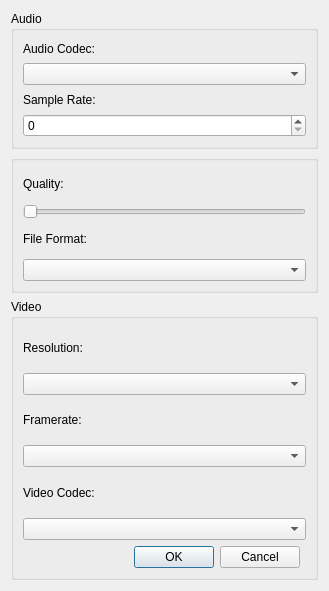
qt/qtmultimedia, file examples/multimediawidgets/camera/videosettings_mobile.ui: the form before one commit.
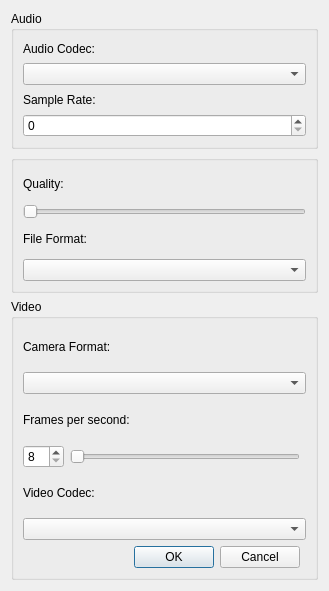
The form after the commit.

Commit message: Fix resolution list to a camera format list

```diff
--- a/examples/multimediawidgets/camera/videosettings_mobile.ui
+++ b/examples/multimediawidgets/camera/videosettings_mobile.ui
@@ -106,37 +106,34 @@
       <string>Video</string>
      </property>
      <layout class="QGridLayout" name="gridLayout_2">
-      <item row="1" column="0" colspan="2">
-       <widget class="QComboBox" name="videoResolutionBox"/>
-      </item>
-      <item row="4" column="0" colspan="2">
-       <widget class="QLabel" name="label_6">
+      <item row="2" column="0">
+       <widget class="QLabel" name="label">
         <property name="text">
-         <string>Video Codec:</string>
+         <string>Frames per second:</string>
         </property>
        </widget>
       </item>
-      <item row="2" column="0" colspan="2">
-       <widget class="QLabel" name="label_9">
-        <property name="text">
-         <string>Framerate:</string>
-        </property>
-       </widget>
-      </item>
-      <item row="5" column="0" colspan="2">
+      <item row="6" column="0" colspan="2">
        <widget class="QComboBox" name="videoCodecBox"/>
       </item>
-      <item row="3" column="0" colspan="2">
-       <widget class="QComboBox" name="videoFramerateBox"/>
-      </item>
       <item row="0" column="0" colspan="2">
        <widget class="QLabel" name="label_8">
         <property name="text">
-         <string>Resolution:</string>
+         <string>Camera Format:</string>
         </property>
        </widget>
       </item>
-      <item row="6" column="0">
+      <item row="5" column="0" colspan="2">
+       <widget class="QLabel" name="label_6">
+        <property name="text">
+         <string>Video Codec:</string>
+        </property>
+       </widget>
+      </item>
+      <item row="1" column="0" colspan="2">
+       <widget class="QComboBox" name="videoFormatBox"/>
+      </item>
+      <item row="7" column="0">
        <widget class="QDialogButtonBox" name="buttonBox">
         <property name="orientation">
          <enum>Qt::Horizontal</enum>
@@ -146,6 +143,27 @@
         </property>
        </widget>
       </item>
+      <item row="3" column="0">
+       <layout class="QHBoxLayout" name="horizontalLayout">
+        <item>
+         <widget class="QSpinBox" name="fpsSpinBox">
+          <property name="minimum">
+           <number>8</number>
+          </property>
+          <property name="maximum">
+           <number>30</number>
+          </property>
+         </widget>
+        </item>
+        <item>
+         <widget class="QSlider" name="fpsSlider">
+          <property name="orientation">
+           <enum>Qt::Horizontal</enum>
+          </property>
+         </widget>
+        </item>
+       </layout>
+      </item>
      </layout>
     </widget>
    </item>
```
The commit also changes 5 other files.
